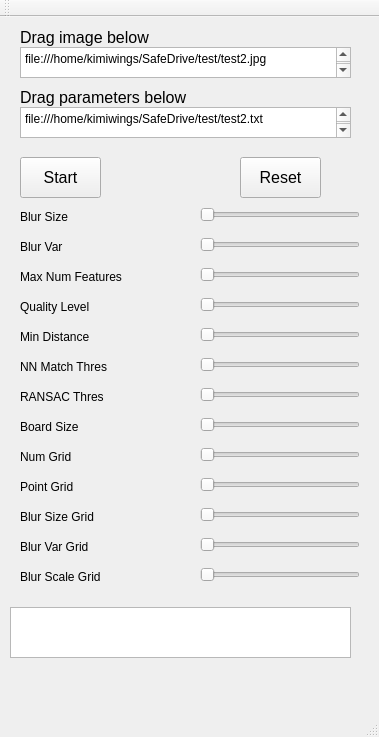
This is mainwindow.ui in jiawei-mo/SafeDrive as Qt 5 draws it before an edit. The edited form follows.
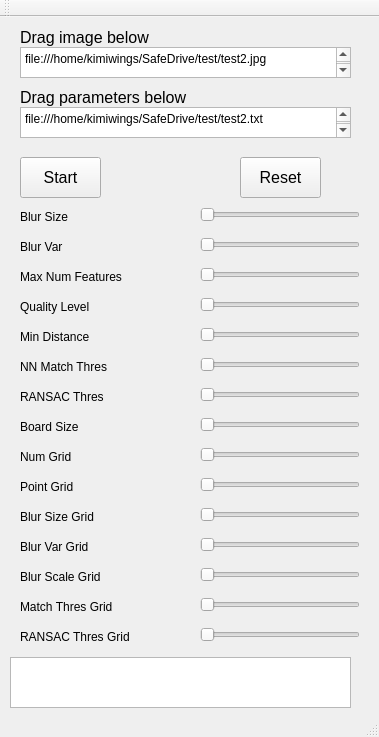
This is the edited form.

The edit to the form file:
```diff
--- a/mainwindow.ui
+++ b/mainwindow.ui
@@ -314,7 +314,7 @@
     <property name="geometry">
      <rect>
       <x>10</x>
-      <y>590</y>
+      <y>640</y>
       <width>341</width>
       <height>51</height>
      </rect>
@@ -615,6 +615,76 @@
      <enum>Qt::Horizontal</enum>
     </property>
    </widget>
+   <widget class="QSlider" name="slider_RTG">
+    <property name="geometry">
+     <rect>
+      <x>200</x>
+      <y>610</y>
+      <width>160</width>
+      <height>16</height>
+     </rect>
+    </property>
+    <property name="minimum">
+     <number>0</number>
+    </property>
+    <property name="maximum">
+     <number>100</number>
+    </property>
+    <property name="value">
+     <number>0</number>
+    </property>
+    <property name="orientation">
+     <enum>Qt::Horizontal</enum>
+    </property>
+   </widget>
+   <widget class="QLabel" name="label_RTG">
+    <property name="geometry">
+     <rect>
+      <x>20</x>
+      <y>610</y>
+      <width>161</width>
+      <height>20</height>
+     </rect>
+    </property>
+    <property name="text">
+     <string>RANSAC Thres Grid</string>
+    </property>
+   </widget>
+   <widget class="QSlider" name="slider_MTG">
+    <property name="geometry">
+     <rect>
+      <x>200</x>
+      <y>580</y>
+      <width>160</width>
+      <height>16</height>
+     </rect>
+    </property>
+    <property name="minimum">
+     <number>0</number>
+    </property>
+    <property name="maximum">
+     <number>100</number>
+    </property>
+    <property name="value">
+     <number>0</number>
+    </property>
+    <property name="orientation">
+     <enum>Qt::Horizontal</enum>
+    </property>
+   </widget>
+   <widget class="QLabel" name="label_MTG">
+    <property name="geometry">
+     <rect>
+      <x>20</x>
+      <y>580</y>
+      <width>161</width>
+      <height>20</height>
+     </rect>
+    </property>
+    <property name="text">
+     <string>Match Thres Grid</string>
+    </property>
+   </widget>
   </widget>
   <widget class="QToolBar" name="mainToolBar">
    <attribute name="toolBarArea">
```
